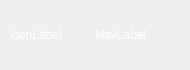
Qt form src/windows/navitem.ui (fast-food-finder-associates/FastFoodFinder) before a commit.
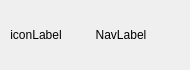
The same form after that commit.

What changed in the file:
```diff
--- a/src/windows/navitem.ui
+++ b/src/windows/navitem.ui
@@ -29,31 +29,7 @@
    <bool>false</bool>
   </property>
   <property name="styleSheet">
-   <string notr="true">QWidget#NavItem:hover{
-background-color:green;
-}
-
-QWidget#navLabel{
-color:white;
-}
-
-QWidget#navIcon{
-color:white;
-}
-
-QWidget:hover{
-background-color:white;
-}
-
-QWidget#navIcon:hover{
-color:black;
-}
-
-QWidget#navLabel:hover{
-color:black;
-}
-
-</string>
+   <string notr="true"/>
   </property>
   <layout class="QGridLayout" name="gridLayout">
    <property name="leftMargin">
@@ -94,7 +70,7 @@
         </sizepolicy>
        </property>
        <property name="styleSheet">
-        <string notr="true">border-radius:5px</string>
+        <string notr="true"/>
        </property>
        <property name="text">
         <string>iconLabel</string>
@@ -119,7 +95,16 @@
         <bool>true</bool>
        </property>
        <property name="styleSheet">
-        <string notr="true">border-radius:5px</string>
+        <string notr="true"/>
+       </property>
+       <property name="frameShape">
+        <enum>QFrame::NoFrame</enum>
+       </property>
+       <property name="frameShadow">
+        <enum>QFrame::Raised</enum>
+       </property>
+       <property name="lineWidth">
+        <number>1</number>
        </property>
        <property name="text">
         <string>NavLabel</string>
```
